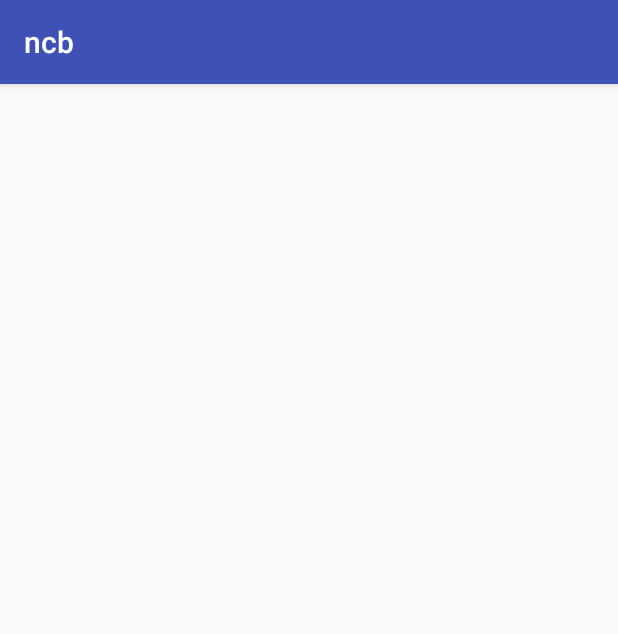
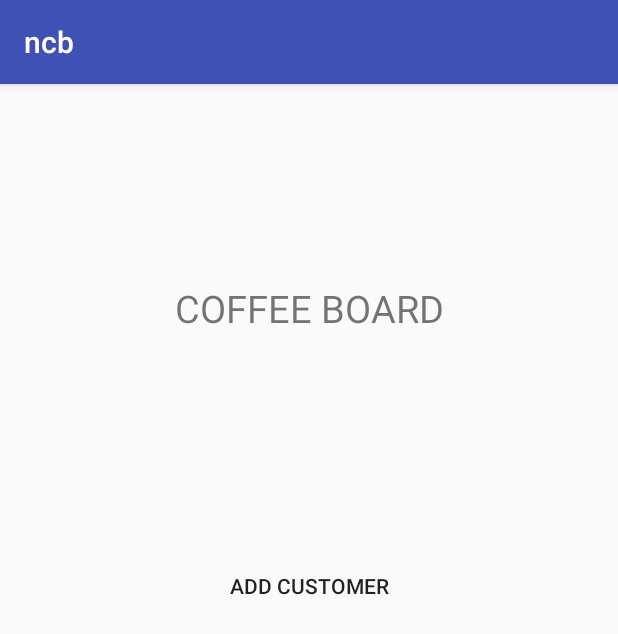
Before and after one commit to K01001011/ncb, an Android app: the screen it shows after launch once a user with an empty profile is signed in (MainActivity), on a phone screen of 412 x 824 dp. Shown: the top 634 px of the screen. Run offline under Robolectric (Android 15) with nearby library versions, the phone set to English and light mode, and no system bars; our stand-ins replace Firebase (no records; nobody signed in at launch, a user with empty details on screens opened directly).

Commit message:
basic layout

```diff
--- a/app/src/main/AndroidManifest.xml
+++ b/app/src/main/AndroidManifest.xml
@@ -17,7 +17,8 @@
             </intent-filter>
         </activity>
         <activity android:name=".RegisterActivity" />
-        <activity android:name=".MainActivity"></activity>
+        <activity android:name=".MainActivity" />
+        <activity android:name=".AddActivity"></activity>
     </application>
 
 </manifest>
--- a/app/src/main/java/com/nic/karthik/ncb/MainActivity.java
+++ b/app/src/main/java/com/nic/karthik/ncb/MainActivity.java
@@ -1,13 +1,28 @@
 package com.nic.karthik.ncb;
 
+import android.content.Intent;
 import android.support.v7.app.AppCompatActivity;
 import android.os.Bundle;
+import android.view.View;
+import android.widget.Button;
 
 public class MainActivity extends AppCompatActivity {
+
+    Button add;
 
     @Override
     protected void onCreate(Bundle savedInstanceState) {
         super.onCreate(savedInstanceState);
         setContentView(R.layout.activity_main);
+
+        add = findViewById(R.id.addButton);
+
+        add.setOnClickListener(new View.OnClickListener() {
+            @Override
+            public void onClick(View v) {
+                Intent intent = new Intent(MainActivity.this, AddActivity.class);
+                startActivity(intent);
+            }
+        });
     }
 }
--- a/app/src/main/res/layout/activity_main.xml
+++ b/app/src/main/res/layout/activity_main.xml
@@ -1,9 +1,38 @@
 <?xml version="1.0" encoding="utf-8"?>
-<android.support.constraint.ConstraintLayout xmlns:android="http://schemas.android.com/apk/res/android"
+<android.support.constraint.ConstraintLayout
+    xmlns:android="http://schemas.android.com/apk/res/android"
     xmlns:app="http://schemas.android.com/apk/res-auto"
     xmlns:tools="http://schemas.android.com/tools"
     android:layout_width="match_parent"
-    android:layout_height="match_parent"
-    tools:context=".MainActivity">
+    android:layout_height="match_parent">
 
+    <TextView
+        android:id="@+id/textView"
+        android:layout_width="wrap_content"
+        android:layout_height="wrap_content"
+        android:layout_marginEnd="8dp"
+        android:layout_marginLeft="8dp"
+        android:layout_marginRight="8dp"
+        android:layout_marginStart="8dp"
+        android:layout_marginTop="132dp"
+        android:text="COFFEE BOARD"
+        android:textSize="25sp"
+        app:layout_constraintEnd_toEndOf="parent"
+        app:layout_constraintStart_toStartOf="parent"
+        app:layout_constraintTop_toTopOf="parent" />
+
+    <Button
+        android:id="@+id/addButton"
+        android:layout_width="wrap_content"
+        android:layout_height="wrap_content"
+        android:layout_marginEnd="8dp"
+        android:layout_marginLeft="8dp"
+        android:layout_marginRight="8dp"
+        android:layout_marginStart="8dp"
+        android:layout_marginTop="144dp"
+        android:text="ADD CUSTOMER"
+        android:background="#00000000"
+        app:layout_constraintEnd_toEndOf="parent"
+        app:layout_constraintStart_toStartOf="parent"
+        app:layout_constraintTop_toBottomOf="@+id/textView" />
 </android.support.constraint.ConstraintLayout>
```
Also changed, not shown: app/src/main/java/com/nic/karthik/ncb/AddActivity.java (added, +45 -0 lines), app/src/main/res/layout/activity_add.xml (added, +70 -0 lines).
